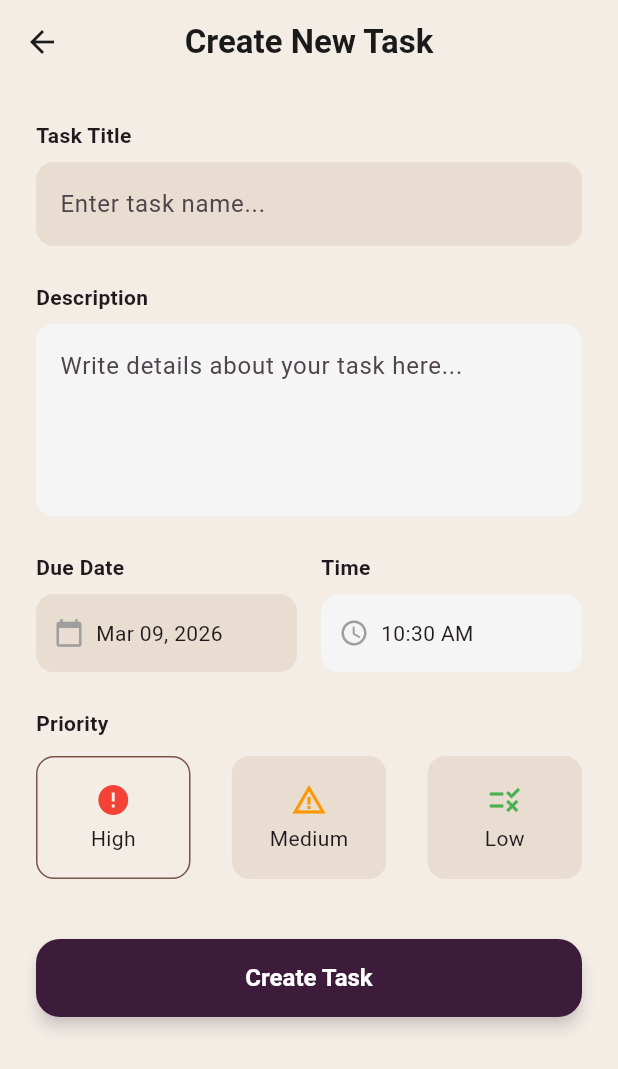
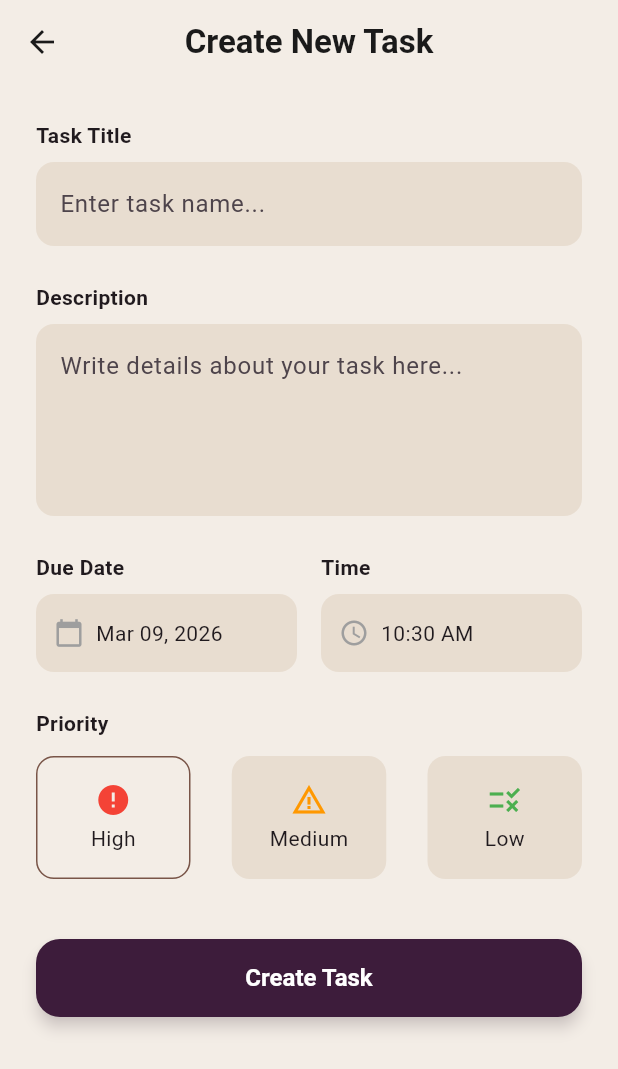
Before and after one commit to Himdeunn/PDBL-Mobile-Apps, a Flutter app: the CreateTaskPage screen opened directly, on a phone screen of 412 x 824 dp. Shown: the top 1069 px of the screen. Run offline on Flutter 3.47's test engine with Material 3 defaults, Android fonts, the light colour scheme and no system bars; our stand-ins replace curved_navigation_bar, dio, flutter_dotenv, flutter_secure_storage, flutter_slidable, isar; accounts and stored records are empty; generated files the repository leaves out were written again; Roboto replaces fonts that are missing (Sans).

Commit message:
tambahi warna tok jare fajar

```diff
--- a/lib/core/theme/app_theme.dart
+++ b/lib/core/theme/app_theme.dart
@@ -19,14 +19,14 @@ class AppColors {
   // Accents & Components
   static const Color iconAccent = Color(0xFFA79D9E);
   static const Color calendarSelected = Color(0xFFA58B86);
-  static const Color calendarBorder = Color(0xFFD0CACA);
+  static const Color calendarBorder = Color(0xFFA58B86);
   static const Color calendarOtherMonth = Color(0xFFB0B0B0);
   static const Color calendarEmptyIcon = Color(0xFFC0AFA9);
   static const Color calendarEmptyText = Color(0xFF8B7E79);
 
   // Task Timeline
-  static const Color timelineDot = Color(0xFFCCC0B3);
-  static const Color timelineLine = Color(0xFFDDD5CA);
+  static const Color timelineDot = Color(0xFFA58B86);
+  static const Color timelineLine = Color(0xFFA58B86);
 
   // Text Fields
   static const Color inputDarkBg = Color(0xFF2F2235);
--- a/lib/features/calendar/pages/calendar_page.dart
+++ b/lib/features/calendar/pages/calendar_page.dart
@@ -459,9 +459,8 @@ class _TaskTile extends StatelessWidget {
       margin: const EdgeInsets.only(bottom: 12),
       padding: const EdgeInsets.all(20),
       decoration: BoxDecoration(
-        color: Colors.white.withOpacity(0.5), // Subtle transparent background
-        borderRadius: BorderRadius.circular(24),
-        border: Border.all(color: Colors.white.withOpacity(0.2)),
+        color: AppColors.surface,
+        borderRadius: BorderRadius.circular(20),
       ),
       child: Column(
         crossAxisAlignment: CrossAxisAlignment.start,
--- a/lib/features/task/pages/create_task_page.dart
+++ b/lib/features/task/pages/create_task_page.dart
@@ -177,7 +177,7 @@ class _CreateTaskPageState extends State<CreateTaskPage> {
                 maxLines: 4,
                 decoration: InputDecoration(
                   hintText: 'Write details about your task here...',
-                  fillColor: Colors.grey[100],
+                  fillColor: AppColors.surface,
                   filled: true,
                   border: OutlineInputBorder(
                     borderRadius: BorderRadius.circular(12),
@@ -246,7 +246,7 @@ class _CreateTaskPageState extends State<CreateTaskPage> {
                               vertical: 16,
                             ),
                             decoration: BoxDecoration(
-                              color: Colors.grey[100],
+                              color: AppColors.surface,
                               borderRadius: BorderRadius.circular(12),
                             ),
                             child: Row(
```
Also changed, not shown: lib/features/home/widgets/daily_task_list.dart (+20 -6 lines), pubspec.lock, 1 other file.
